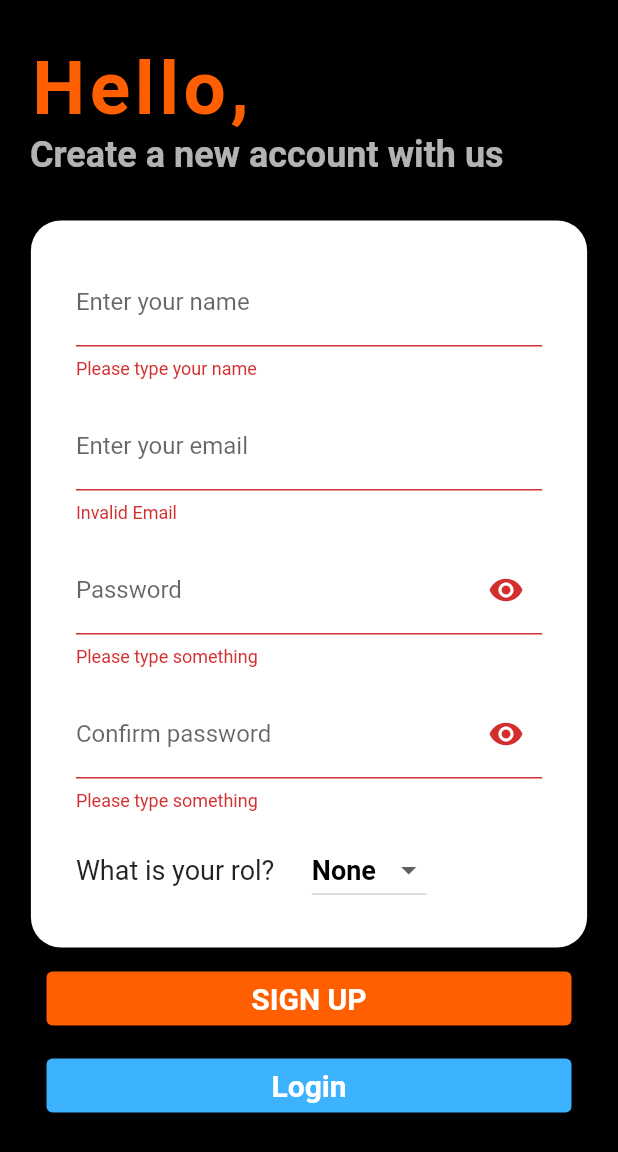
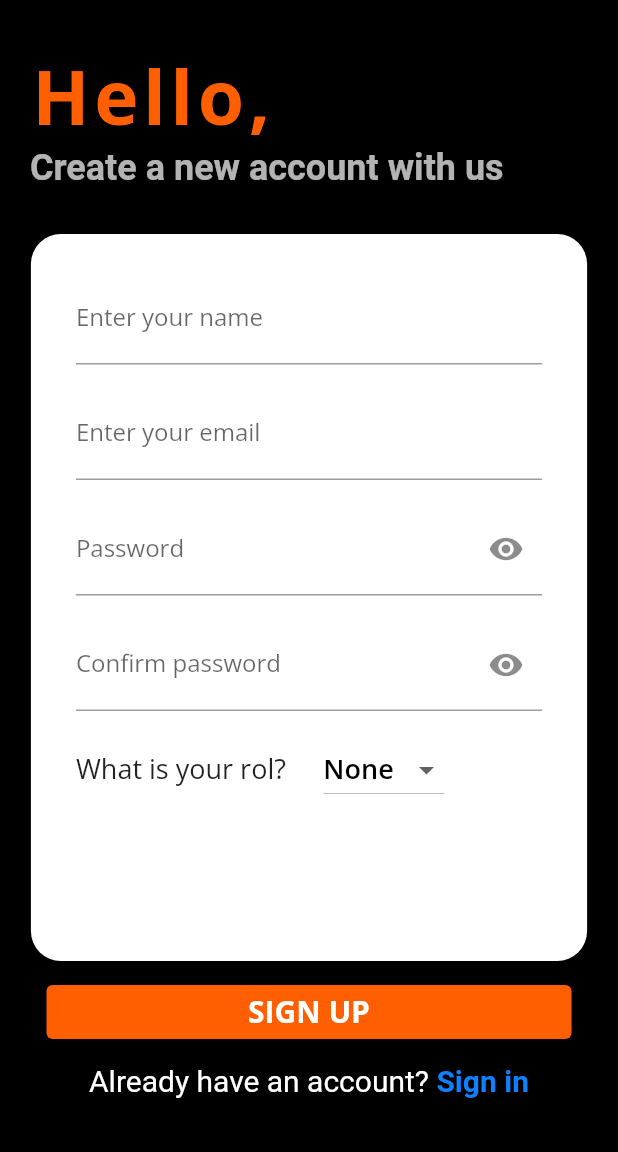
Before and after one commit to julicam10/SecurityApp, a Flutter app: the screen it shows after launch, after a tap on "SIGN UP", on a phone screen of 412 x 824 dp. Shown: the top 1152 px of the screen. Run offline on Flutter 3.47's test engine with Material 2 defaults, Android fonts, the phone set to English and light mode, and no system bars; our stand-ins replace firebase_auth, firebase_core, font_awesome_flutter, google_fonts; accounts and stored records are empty; network calls fail.

Commit message:
finalizacion de la interfaz de login y sign up, se comenzo a trabajar en el home screen y la base de datos

```diff
--- a/lib/main.dart
+++ b/lib/main.dart
@@ -1,7 +1,17 @@
 import 'package:flutter/material.dart';
-import 'package:security_app/screens/signup_screen.dart';
+import 'package:firebase_auth/firebase_auth.dart';
+import 'package:security_app/screens/HomePage.dart';
+import 'package:security_app/screens/login_screen.dart';
+import 'package:firebase_core/firebase_core.dart';
 
-void main() => runApp(MyApp());
+// void main() => runApp(MyApp());
+
+Future main() async {
+  WidgetsFlutterBinding.ensureInitialized();
+  await Firebase.initializeApp();
+
+  runApp(MyApp());
+}
 
 class MyApp extends StatelessWidget {
   @override
@@ -9,7 +19,32 @@
     return const MaterialApp(
       title: 'Material App',
       debugShowCheckedModeBanner: false,
-      home: SignUpScreen(),
+      // home: SignUpScreen(),
+      home: MainPage(),
     );
   }
 }
+
+class MainPage extends StatelessWidget {
+  const MainPage({Key? key}) : super(key: key);
+
+  @override
+  Widget build(BuildContext context) {
+    return Scaffold(
+      body: StreamBuilder<User?>(
+        stream: FirebaseAuth.instance.authStateChanges(),
+        builder: (context, snapshot) {
+          if (snapshot.connectionState == ConnectionState.waiting) {
+            return const Center(child: CircularProgressIndicator());
+          } else if (snapshot.hasError) {
+            return const Center(child: Text('Something went wrong'));
+          } else if (snapshot.hasData) {
+            return HomeScreen();
+          } else {
+            return LoginScreen();
+          }
+        },
+      ),
+    );
+  }
+}
--- a/lib/screens/login_screen.dart
+++ b/lib/screens/login_screen.dart
@@ -1,5 +1,8 @@
 import 'package:flutter/material.dart';
 import 'package:font_awesome_flutter/font_awesome_flutter.dart';
+import 'package:google_fonts/google_fonts.dart';
+import 'package:firebase_auth/firebase_auth.dart';
+import 'package:security_app/screens/signup_screen.dart';
 
 class LoginScreen extends StatefulWidget {
   LoginScreen({Key? key}) : super(key: key);
@@ -16,51 +19,56 @@
   final emailController = TextEditingController();
   final passwordController = TextEditingController();
   @override
+  void dispose() {
+    // TODO: implement dispose
+    emailController.dispose();
+    passwordController.dispose();
+    super.dispose();
+  }
+
+  @override
   Widget build(BuildContext context) {
     final heightScreen = MediaQuery.of(context).size.height;
     final widthScreen = MediaQuery.of(context).size.width;
     return Scaffold(
       backgroundColor: Colors.white,
       body: SafeArea(
-        child: SingleChildScrollView(
+        child: Stack(
+          children: [
+            SingleChildScrollView(
               child: Column(
-            mainAxisAlignment: MainAxisAlignment.center,
+                mainAxisAlignment: MainAxisAlignment.spaceAround,
                 crossAxisAlignment: CrossAxisAlignment.stretch,
                 children: [
-              const Padding(
-                padding: EdgeInsets.only(left: 10.0, top: 20.0),
+                  Padding(
+                    padding: const EdgeInsets.only(left: 10.0, top: 20.0),
                     child: Text(
                       'Welcome!',
-                  style: TextStyle(
+                      style: GoogleFonts.openSans(
                         fontSize: 70,
-                    color: Color.fromRGBO(61, 178, 255, 1),
+                        color: const Color.fromRGBO(13, 129, 255, 0.9),
                         fontWeight: FontWeight.bold,
-                    letterSpacing: 5.0,
+                        letterSpacing: 2.0,
                       ),
                     ),
                   ),
-              const Padding(
-                padding: EdgeInsets.only(left: 20.0),
+                  Padding(
+                    padding: const EdgeInsets.only(left: 20.0),
                     child: Text(
                       'Sign in to continue',
-                  style: TextStyle(fontSize: 20.0, color: Colors.black54),
-                ),
-              ),
-              Padding(
-                padding: const EdgeInsets.only(top: 20.0),
-                child: Container(
-                  height: 200,
-                  width: 200,
-                  child: Image.asset('assets/img/security.png',
-                      fit: BoxFit.contain),
+                      style: GoogleFonts.openSans(
+                          fontSize: 20.0, color: Colors.black54),
                     ),
                   ),
                   Column(
                     children: [
+                      SizedBox(height: widthScreen * 0.15),
                       Padding(
                         padding: const EdgeInsets.only(
-                        left: 50.0, right: 50.0, top: 30.0),
+                            left: 50.0, right: 50.0, top: 15.0),
                         child: TextFormField(
+                          style: GoogleFonts.openSans(),
+                          keyboardType: TextInputType.emailAddress,
                           controller: emailController,
                           validator: (val) {
                             if (!val!.contains('@') || !val.contains('.')) {
@@ -73,13 +81,15 @@
                           decoration: const InputDecoration(
                             hintText: 'email@example.com',
                             labelText: 'Enter your email',
-                          suffixIcon: Icon(FontAwesomeIcons.at)),
+                            suffixIcon: Icon(FontAwesomeIcons.at),
+                          ),
                         ),
                       ),
                       Padding(
                         padding: const EdgeInsets.only(
-                        left: 50.0, right: 50.0, top: 20.0),
+                            left: 50.0, right: 50.0, top: 15.0),
                         child: TextFormField(
+                          style: GoogleFonts.openSans(),
                           obscureText: selectedValue,
                           controller: passwordController,
                           validator: (passwordOne) {
@@ -113,6 +123,7 @@
                           ),
                         ),
                       ),
+                      SizedBox(height: widthScreen * 0.10),
                       Container(
                         padding: const EdgeInsets.only(
                             left: 50.0, right: 50.0, top: 30.0),
@@ -122,15 +133,43 @@
                           child: ElevatedButton(
                             style: ElevatedButton.styleFrom(
                                 primary: const Color.fromRGBO(255, 95, 0, 1),
-                            textStyle: const TextStyle(
+                                textStyle: GoogleFonts.roboto(
+                                  fontSize: 20,
+                                  fontWeight: FontWeight.bold,
+                                )),
+                            child: const Text('LOGIN'),
+                            onPressed: () {
+                              singIn();
+                            },
+                          ),
+                        ),
+                      ),
+                      Container(
+                        padding: const EdgeInsets.only(
+                            left: 50.0, right: 50.0, top: 10.0),
+                        width: 350,
+                        child: SizedBox(
+                          width: double.infinity,
+                          child: ElevatedButton(
+                            style: ElevatedButton.styleFrom(
+                                primary:
+                                    const Color.fromRGBO(13, 129, 255, 0.9),
+                                textStyle: GoogleFonts.roboto(
                                   fontSize: 20,
                                   fontWeight: FontWeight.bold,
                                 )),
                             child: const Text('SIGN UP'),
-                        onPressed: () {},
+                            onPressed: () {
+                              Navigator.push(
+                                  context,
+                                  MaterialPageRoute(
+                                      builder: (context) =>
+                                          const SignUpScreen()));
+                            },
                           ),
                         ),
                       ),
+                      SizedBox(height: widthScreen * 0.10),
                       const Padding(
                         padding:
                             EdgeInsets.only(left: 30.0, right: 30.0, top: 30.0),
@@ -140,11 +179,11 @@
                           thickness: 1,
                         ),
                       ),
-                  const Padding(
-                    padding: EdgeInsets.symmetric(vertical: 15.0),
+                      Padding(
+                        padding: const EdgeInsets.symmetric(vertical: 15.0),
                         child: Text(
                           'Social Media Singup',
-                      style: TextStyle(
+                          style: GoogleFonts.robotoCondensed(
                             fontWeight: FontWeight.bold,
                             color: Colors.black26,
                             fontSize: 20.0,
@@ -160,7 +199,7 @@
                               onPressed: () {},
                               icon: const Icon(
                                 FontAwesomeIcons.google,
-                            color: Color.fromRGBO(219, 68, 55, 1),
+                                color: Color.fromRGBO(244, 180, 0, 1),
                                 size: 35.0,
                               ),
                             ),
@@ -191,7 +230,24 @@
                 ],
               ),
             ),
+          ],
+        ),
       ),
     );
   }
+
+  Future singIn() async {
+    // showDialog(
+    //     context: context,
+    //     barrierDismissible: false,
+    //     builder: (context) => const Center(child: CircularProgressIndicator()));
+    try {
+      await FirebaseAuth.instance.signInWithEmailAndPassword(
+        email: emailController.text.trim(),
+        password: passwordController.text.trim(),
+      );
+    } on FirebaseAuthException catch (e) {
+      print(e);
     }
+  }
+}
--- a/lib/screens/signup_screen.dart
+++ b/lib/screens/signup_screen.dart
@@ -1,5 +1,7 @@
+import 'package:flutter/gestures.dart';
 import 'package:flutter/material.dart';
 import 'package:security_app/screens/login_screen.dart';
+import 'package:google_fonts/google_fonts.dart';
 
 class SignUpScreen extends StatefulWidget {
   const SignUpScreen({Key? key}) : super(key: key);
@@ -31,7 +33,6 @@
 
   @override
   void dispose() {
-    // TODO: implement dispose
     super.dispose();
   }
 
@@ -55,23 +56,23 @@
             mainAxisAlignment: MainAxisAlignment.center,
             crossAxisAlignment: CrossAxisAlignment.start,
             children: [
-              const Padding(
-                padding: EdgeInsets.only(left: 20.0, top: 30.0),
+              Padding(
+                padding: const EdgeInsets.only(left: 20.0, top: 30.0),
                 child: Text(
                   'Hello,',
-                  style: TextStyle(
-                    color: Color.fromRGBO(255, 95, 0, 1),
+                  style: GoogleFonts.openSans(
+                    color: const Color.fromRGBO(255, 95, 0, 1),
                     fontSize: 50,
                     fontWeight: FontWeight.bold,
                     letterSpacing: 3.0,
                   ),
                 ),
               ),
-              const Padding(
-                padding: EdgeInsets.only(bottom: 30.0, left: 20.0),
+              Padding(
+                padding: const EdgeInsets.only(bottom: 30.0, left: 20.0),
                 child: Text(
                   'Create a new account with us',
-                  style: TextStyle(
+                  style: GoogleFonts.roboto(
                     color: Colors.white70,
                     fontSize: 24,
                     fontWeight: FontWeight.bold,
@@ -138,7 +139,7 @@
                               fontSize: 20,
                               fontWeight: FontWeight.bold,
                             )),
-                        child: const Text('SIGN UP'),
+                        child: Text('SIGN UP', style: GoogleFonts.openSans()),
                         onPressed: _submit,
                       ),
                     ),
@@ -148,28 +149,52 @@
               Center(
                 child: Padding(
                   padding: const EdgeInsets.only(top: 10.0),
-                  child: Container(
-                    width: 350,
-                    child: SizedBox(
-                      width: double.infinity,
-                      child: ElevatedButton(
-                        style: ElevatedButton.styleFrom(
-                          primary: const Color.fromRGBO(61, 178, 255, 1),
-                          textStyle: const TextStyle(
+                  child: Text.rich(
+                    TextSpan(
+                      text: 'Already have an account? ',
+                      style: GoogleFonts.roboto(
+                        color: Colors.white,
+                        fontSize: 20,
+                      ),
+                      children: <InlineSpan>[
+                        TextSpan(
+                          recognizer: TapGestureRecognizer()
+                            ..onTap = () => Navigator.push(
+                                context,
+                                MaterialPageRoute(
+                                    builder: (context) => LoginScreen())),
+                          text: 'Sign in',
+                          style: GoogleFonts.roboto(
+                            color: const Color.fromRGBO(13, 129, 255, 1),
+                            fontWeight: FontWeight.bold,
                             fontSize: 20,
-                            fontWeight: FontWeight.bold,
                           ),
-                        ),
-                        child: const Text('Login'),
-                        onPressed: () {
-                          Navigator.push(
-                              context,
-                              MaterialPageRoute(
-                                  builder: (context) => LoginScreen()));
-                        },
-                      ),
+                        )
+                      ],
                     ),
                   ),
+                  // child: Container(
+                  //   width: 350,
+                  //   child: SizedBox(
+                  //     width: double.infinity,
+                  //     child: ElevatedButton(
+                  //       style: ElevatedButton.styleFrom(
+                  //         primary: const Color.fromRGBO(13, 129, 255, 0.9),
+                  //         textStyle: const TextStyle(
+                  //           fontSize: 20,
+                  //           fontWeight: FontWeight.bold,
+                  //         ),
+                  //       ),
+                  //       child: Text('Login', style: GoogleFonts.openSans()),
+                  //       onPressed: () {
+                  //         Navigator.push(
+                  //             context,
+                  //             MaterialPageRoute(
+                  //                 builder: (context) => LoginScreen()));
+                  //       },
+                  //     ),
+                  //   ),
+                  // ),
                 ),
               ),
             ],
@@ -183,6 +208,7 @@
     return TextFormField(
       controller: nameController,
       keyboardType: TextInputType.name,
+      style: GoogleFonts.openSans(),
       textCapitalization: TextCapitalization.words,
       validator: (name) {
         if (name!.isEmpty) {
@@ -200,6 +226,8 @@
   TextFormField EmailTextFormField() {
     return TextFormField(
       controller: emailController,
+      style: GoogleFonts.openSans(),
+      keyboardType: TextInputType.emailAddress,
       validator: (val) {
         if (!val!.contains('@') || !val.contains('.')) {
           return 'Invalid Email';
@@ -219,6 +247,7 @@
     return TextFormField(
       obscureText: selectedValueOne,
       controller: passwordOneController,
+      style: GoogleFonts.openSans(),
       validator: (passwordOne) {
         if (passwordOne!.isEmpty) {
           return 'Please type something';
@@ -266,6 +295,7 @@
     return TextFormField(
       obscureText: passwordVisibleTwo,
       controller: passwordTwoController,
+      style: GoogleFonts.openSans(),
       validator: (passwordTwo) {
         if (passwordTwo!.isEmpty) {
           return 'Please type something';
@@ -303,9 +333,9 @@
   Row RolWidgets() {
     return Row(
       children: [
-        const Text(
+        Text(
           'What is your rol?',
-          style: TextStyle(
+          style: GoogleFonts.openSans(
             fontSize: 18,
           ),
         ),
@@ -318,11 +348,17 @@
               fontWeight: FontWeight.w600,
             ),
             value: selectedValue,
-            items: const [
+            items: [
               DropdownMenuItem(
-                  child: Text("None"), value: "None", enabled: false),
-              DropdownMenuItem(child: Text("Admin"), value: "Admin"),
-              DropdownMenuItem(child: Text("Seller"), value: "Seller"),
+                  child: Text("None", style: GoogleFonts.openSans()),
+                  value: "None",
+                  enabled: false),
+              DropdownMenuItem(
+                  child: Text("Admin", style: GoogleFonts.openSans()),
+                  value: "Admin"),
+              DropdownMenuItem(
+                  child: Text("Seller", style: GoogleFonts.openSans()),
+                  value: "Seller"),
             ],
             onChanged: (String? newValue) {
               setState(() {
```
Also changed, not shown: lib/screens/HomePage.dart (added, +79 -0 lines), pubspec.yaml (+7 -2 lines), assets/img/security.png (deleted), pubspec.lock, 3 other files. Lines whose indentation alone changed are shown as unchanged.
